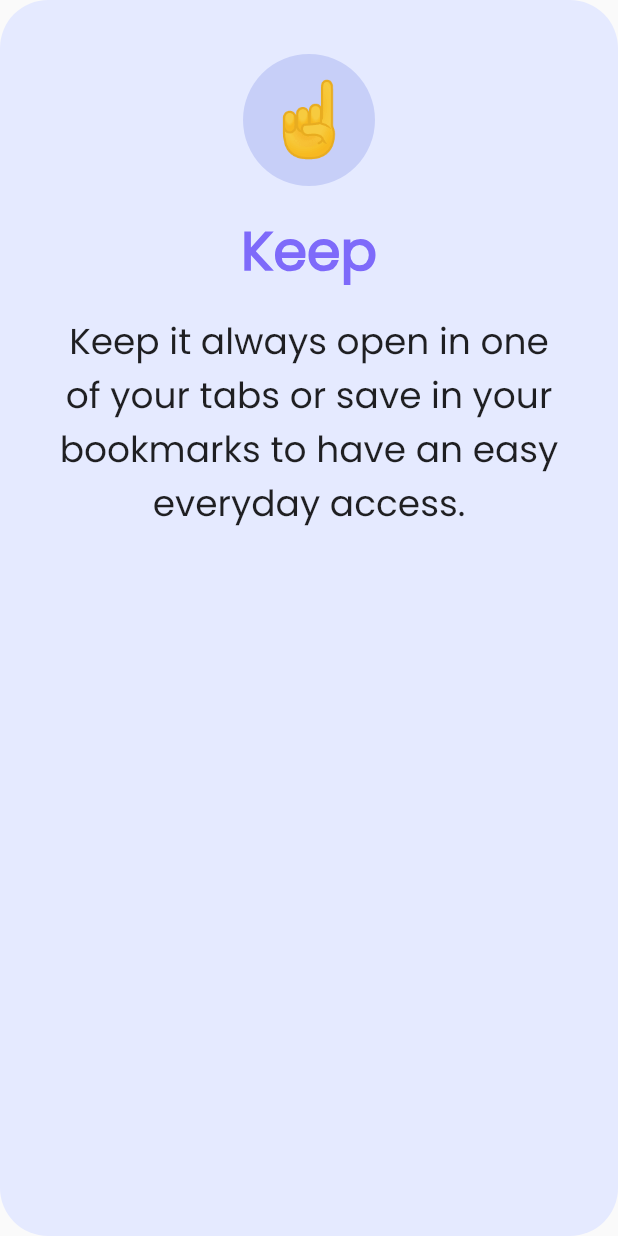
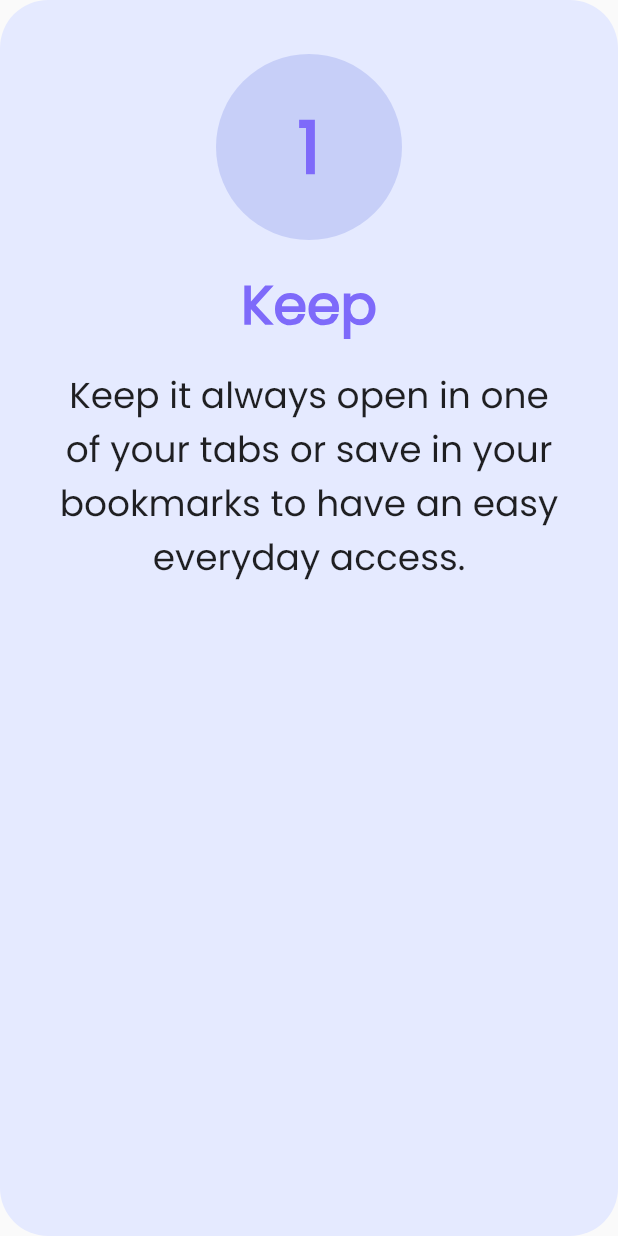
Before and after one commit to mr-stan-co/codwise, a Flutter app: the AboutStepView widget shown alone on an empty page, opened directly, on a phone screen of 412 x 824 dp. Run offline on Flutter 3.47's test engine with Material 2 defaults, Android fonts, the phone set to English and light mode, and no system bars; our stand-ins replace cloud_firestore, csv, equatable, firebase_core, flutter_bloc, flutter_svg and 2 more; accounts and stored records are empty; statements that could not run were skipped.

Commit message:
Use numbers for about steps instead of emojis because of emoji issues

```diff
--- a/lib/pages/about/view/widgets/about_step_view.dart
+++ b/lib/pages/about/view/widgets/about_step_view.dart
@@ -49,17 +49,22 @@ class AboutStepView extends StatelessWidget {
   }
 
   Widget _stepIcon() {
-    return Container(
-      decoration: BoxDecoration(
-        color: step.bgAccentColor,
-        shape: BoxShape.circle,
-      ),
-      child: Padding(
-        padding: const EdgeInsets.all(16.0),
+    return SizedBox(
+      height: 124,
+      width: 124,
+      child: Container(
+        alignment: Alignment.center,
+        decoration: BoxDecoration(
+          color: step.bgAccentColor,
+          shape: BoxShape.circle,
+        ),
         child: Text(
-          step.emoji,
-          style: const TextStyle(
+          "${step.index + 1}",
+          style: TextStyle(
+            color: step.titleTextColor,
             fontSize: 48,
+            fontFamily: AppFonts.poppins,
+            fontWeight: FontWeight.w600,
           ),
         ),
       ),
--- a/lib/pages/about/viewmodel/about_cubit.dart
+++ b/lib/pages/about/viewmodel/about_cubit.dart
@@ -1,7 +1,5 @@
 import 'package:flutter_bloc/flutter_bloc.dart';
-import 'package:repository/repository.dart';
 import 'package:wise_dev/pages/about/viewmodel/about_state.dart';
-import 'package:wise_dev/pages/home/viewmodel/home_state.dart';
 
 class AboutCubit extends Cubit<AboutState> {
   AboutCubit() : super(const AboutState());
--- a/lib/pages/about/viewmodel/about_step.dart
+++ b/lib/pages/about/viewmodel/about_step.dart
@@ -3,7 +3,7 @@ import 'package:wise_dev/constants.dart';
 
 enum AboutStep {
   first(title: "Keep", description: "Keep it always open in one of your tabs or save in your bookmarks to have an easy everyday access.", bgColor: AppColors.aboutStep1Background, bgAccentColor: AppColors.aboutStep1BackgroundAccent, titleTextColor: AppColors.aboutStep1Text, emoji: "☝"),
-  second(title: "Share", description: "Share it with your colleagues on daily stand-ups before you start sharing boards, tickets and tasks.", bgColor: AppColors.aboutStep2Background, bgAccentColor: AppColors.aboutStep2BackgroundAccent, titleTextColor: AppColors.aboutStep2Text,emoji: "✌"),
+  second(title: "Share", description: "Share it with your colleagues on daily stand-ups before you start sharing other stuff like boards, tickets and tasks.", bgColor: AppColors.aboutStep2Background, bgAccentColor: AppColors.aboutStep2BackgroundAccent, titleTextColor: AppColors.aboutStep2Text,emoji: "✌"),
   third(title: "Discuss", description: "Have a small talk discussing a quote. What do you think about it? Do you agree? Anything you can adopt?", bgColor: AppColors.aboutStep3Background, bgAccentColor: AppColors.aboutStep3BackgroundAccent, titleTextColor: AppColors.aboutStep3Text,emoji: "👍");
 
   const AboutStep({
```
